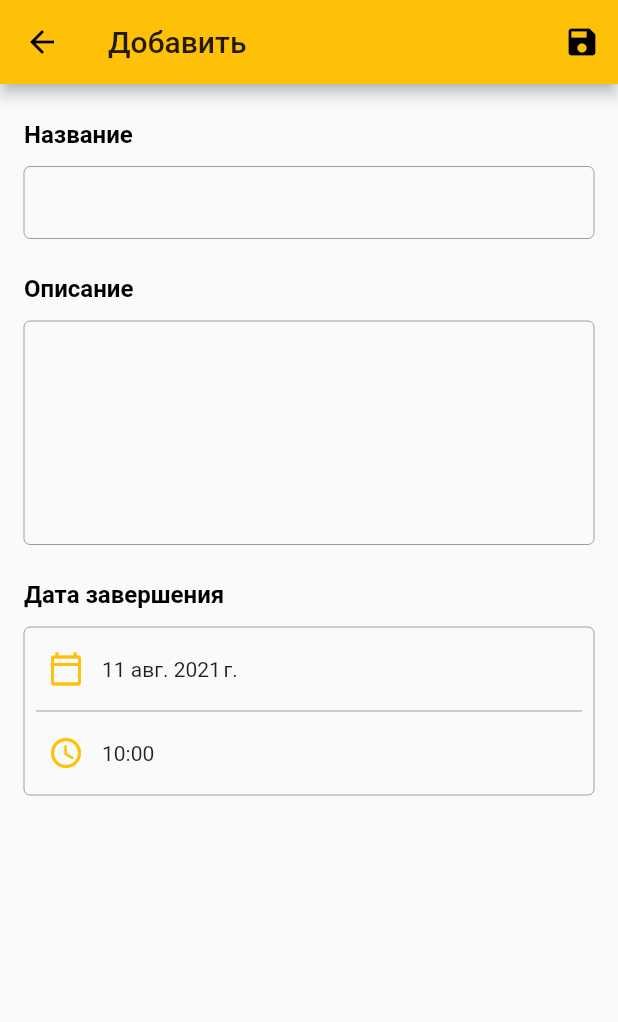
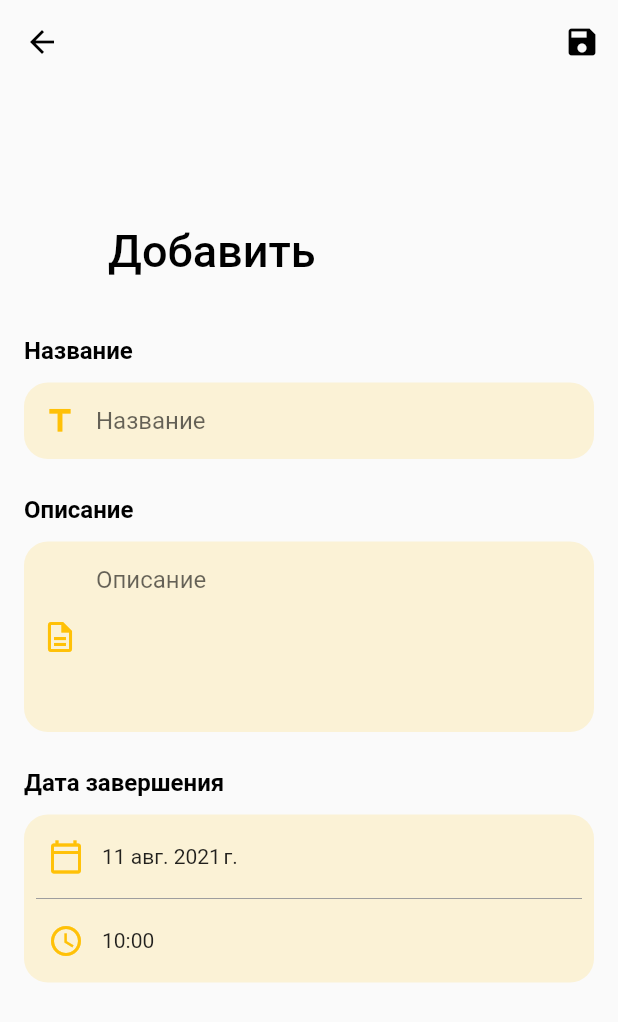
Before and after one commit to just-another-kirill-ilichev/sample_todo_app, a Flutter app: the screen it shows after launch, after a tap on the "add" icon, on a phone screen of 412 x 824 dp. Shown: the top 1022 px of the screen. Run offline on Flutter 3.47's test engine with Material 2 defaults, Android fonts, the phone set to English and light mode, and no system bars; our stand-ins replace sqflite; accounts and stored records are empty.

Commit message:
Unified app ui design

```diff
--- a/lib/main.dart
+++ b/lib/main.dart
@@ -47,15 +47,29 @@ class TodoApp extends StatelessWidget {
         theme: ThemeData(
           primarySwatch: Colors.amber,
           inputDecorationTheme: InputDecorationTheme(
-            enabledBorder: const OutlineInputBorder(
-              // width: 0.0 produces a thin "hairline" border
-              borderSide: const BorderSide(color: Colors.grey, width: 0.0),
+            enabledBorder: OutlineInputBorder(
+              borderSide: const BorderSide(color: Colors.transparent),
+              borderRadius: BorderRadius.circular(16),
             ),
-            border: OutlineInputBorder(),
-            contentPadding: const EdgeInsets.symmetric(
-              vertical: 8,
-              horizontal: 8,
+            focusedBorder: OutlineInputBorder(
+              borderSide: const BorderSide(color: Colors.transparent),
+              borderRadius: BorderRadius.circular(16),
             ),
+            errorBorder: OutlineInputBorder(
+              borderSide: const BorderSide(color: Colors.transparent),
+              borderRadius: BorderRadius.circular(16),
+            ),
+            focusedErrorBorder: OutlineInputBorder(
+              borderSide: const BorderSide(color: Colors.transparent),
+              borderRadius: BorderRadius.circular(16),
+            ),
+            filled: true,
+            fillColor: Colors.amber.withOpacity(0.15),
+            border: OutlineInputBorder(
+              borderSide: const BorderSide(color: Colors.transparent),
+              borderRadius: BorderRadius.circular(16),
+            ),
+            contentPadding: const EdgeInsets.all(16),
           ),
         ),
         initialRoute: AppRoute.todo_list,
--- a/lib/page/todo_form_page/todo_form_page.dart
+++ b/lib/page/todo_form_page/todo_form_page.dart
@@ -1,3 +1,4 @@
+import 'package:flutter/cupertino.dart';
 import 'package:flutter/material.dart';
 import 'package:provider/provider.dart';
 import 'package:sample_todo_app/model/todo.dart';
@@ -26,10 +27,11 @@ class TodoFormPage extends StatelessWidget {
   @override
   Widget build(BuildContext context) {
     return Scaffold(
-      appBar: AppBar(
-        title: Text(
-          _formState.mode == TodoFormMode.add ? 'Добавить' : 'Редактировать',
-        ),
+      body: WillPopScope(
+        child: CustomScrollView(
+          slivers: [
+            SliverAppBar(
+              expandedHeight: 200,
               actions: [
                 IconButton(
                   onPressed: () {
@@ -38,8 +40,15 @@ class TodoFormPage extends StatelessWidget {
                   icon: Icon(Icons.save),
                 )
               ],
+              pinned: true,
+              backgroundColor: Theme.of(context).canvasColor,
+              flexibleSpace: FlexibleSpaceBar(
+                title: Text(_formState.mode == TodoFormMode.edit
+                    ? 'Редактировать'
+                    : 'Добавить'),
               ),
-      body: WillPopScope(
+            ),
+            SliverFillRemaining(
               child: Form(
                 key: _formKey,
                 child: Padding(
@@ -53,6 +62,9 @@ class TodoFormPage extends StatelessWidget {
                     ],
                   ),
                 ),
+              ),
+            ),
+          ],
         ),
         onWillPop: () => _onWillPop(context),
       ),
@@ -74,7 +86,11 @@ class TodoFormPage extends StatelessWidget {
     return FormFieldWrapper(
       title: Text('Описание'),
       field: TextFormField(
-        maxLines: 7,
+        maxLines: 5,
+        decoration: InputDecoration(
+          prefixIcon: Icon(Icons.description_outlined, color: Colors.amber),
+          hintText: 'Описание',
+        ),
         initialValue: _formState.description,
         onSaved: (value) => _formState.description = value,
         validator: (value) =>
@@ -87,6 +103,10 @@ class TodoFormPage extends StatelessWidget {
     return FormFieldWrapper(
       title: Text('Название'),
       field: TextFormField(
+        decoration: InputDecoration(
+          prefixIcon: Icon(Icons.title_outlined, color: Colors.amber),
+          hintText: 'Название',
+        ),
         initialValue: _formState.title,
         onSaved: (value) => _formState.title = value,
         validator: (value) =>
--- /dev/null
+++ b/lib/page/todo_list_page/custom_fab.dart
@@ -0,0 +1,50 @@
+import 'package:flutter/material.dart';
+
+class CustomFab extends StatelessWidget {
+  final Widget icon;
+  final VoidCallback onPressed;
+  final double radius;
+  final double size;
+
+  const CustomFab({
+    Key? key,
+    required this.icon,
+    required this.onPressed,
+    this.radius = 16,
+    this.size = 48,
+  }) : super(key: key);
+
+  @override
+  Widget build(BuildContext context) {
+    var accent = Theme.of(context).accentColor;
+    return Padding(
+      padding: const EdgeInsets.all(8.0),
+      child: InkWell(
+        onTap: onPressed,
+        borderRadius: BorderRadius.circular(radius),
+        splashColor: accent.withOpacity(0.1),
+        highlightColor: accent.withOpacity(0.1),
+        child: Container(
+          width: size,
+          height: size,
+          decoration: BoxDecoration(
+            borderRadius: BorderRadius.circular(radius),
+            border: Border.all(color: accent, width: 2),
+            color: accent,
+            boxShadow: [
+              BoxShadow(
+                color: Colors.amber.withOpacity(0.7),
+                offset: Offset(0, 4),
+                blurRadius: 12.0,
+              )
+            ],
+          ),
+          child: IconTheme(
+            data: IconThemeData(color: Colors.white, size: 32),
+            child: icon,
+          ),
+        ),
+      ),
+    );
+  }
+}
--- a/lib/page/todo_list_page/todo_list_page.dart
+++ b/lib/page/todo_list_page/todo_list_page.dart
@@ -1,6 +1,7 @@
 import 'package:flutter/material.dart';
 import 'package:provider/provider.dart';
 import 'package:sample_todo_app/config/app_router.dart';
+import 'package:sample_todo_app/page/todo_list_page/custom_fab.dart';
 import 'package:sample_todo_app/page/todo_list_page/todo_tile.dart';
 import 'package:sample_todo_app/state/todo_list.dart';
 
@@ -26,10 +27,9 @@ class TodoListPage extends StatelessWidget {
           ],
         ),
       ),
-      floatingActionButton: FloatingActionButton(
+      floatingActionButton: CustomFab(
         onPressed: () => Navigator.pushNamed(context, AppRoute.add_todo),
-        tooltip: 'Add',
-        child: Icon(Icons.add),
+        icon: Icon(Icons.add),
       ),
     );
   }
--- a/lib/page/todo_list_page/todo_tile.dart
+++ b/lib/page/todo_list_page/todo_tile.dart
@@ -21,6 +21,7 @@ class TodoTile extends StatelessWidget {
       child: CustomListTile(
         title: Text(
           todo.title,
+          overflow: TextOverflow.ellipsis,
           style: TextStyle(
             fontSize: 20,
             fontWeight: todo.finished ? FontWeight.normal : FontWeight.bold,
--- a/lib/widget/custom_list_tile.dart
+++ b/lib/widget/custom_list_tile.dart
@@ -36,7 +36,8 @@ class CustomListTile extends StatelessWidget {
               if (leading != null)
                 IconTheme(data: IconThemeData(color: primary), child: leading!),
               if (leading != null) SizedBox(width: 16),
-              Column(
+              Expanded(
+                child: Column(
                   crossAxisAlignment: CrossAxisAlignment.start,
                   children: [
                     DefaultTextStyle(
@@ -54,6 +55,7 @@ class CustomListTile extends StatelessWidget {
                     ),
                   ],
                 ),
+              ),
               Spacer(),
               DefaultTextStyle(
                 style: TextStyle(color: Colors.black45),
--- a/lib/widget/date_time_field.dart
+++ b/lib/widget/date_time_field.dart
@@ -1,5 +1,4 @@
 import 'package:flutter/material.dart';
-import 'package:intl/intl.dart';
 import 'package:sample_todo_app/config/app_settings.dart';
 
 class DateTimeFormField extends FormField<DateTime> {
@@ -33,7 +32,7 @@ class DateTimeField extends StatelessWidget {
   @override
   Widget build(BuildContext context) {
     return InputDecorator(
-      decoration: InputDecoration(),
+      decoration: InputDecoration(contentPadding: const EdgeInsets.all(8)),
       child: Column(
         crossAxisAlignment: CrossAxisAlignment.stretch,
         children: [
```
Lines whose indentation alone changed are shown as unchanged.
